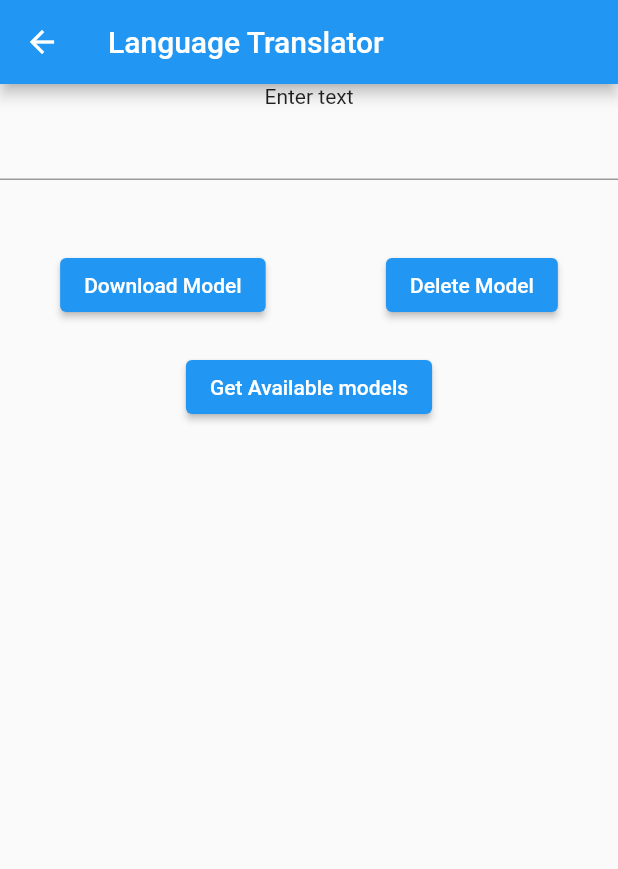
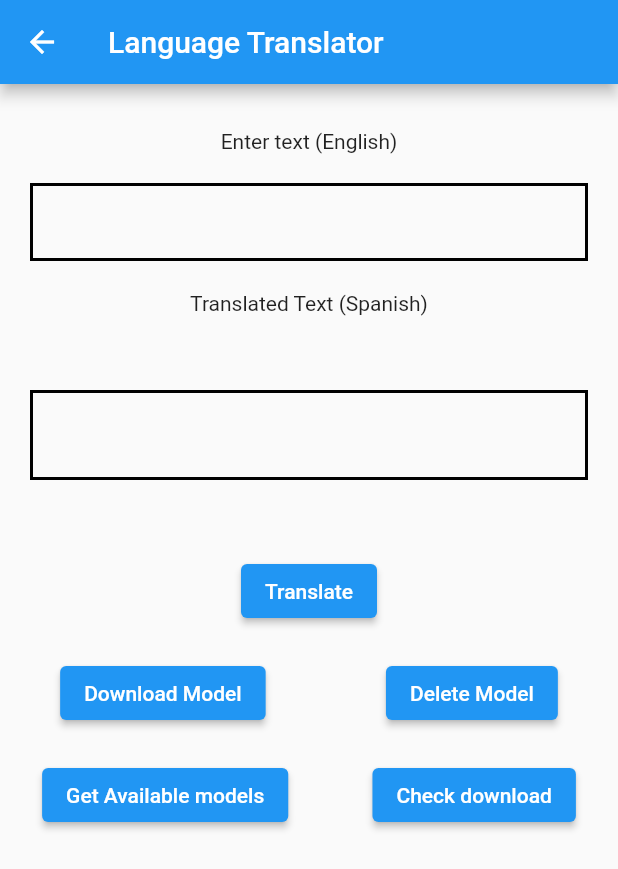
Before and after one commit to flutter-ml/google_ml_kit_flutter, a Flutter app: the LanguageTranslatorView screen opened directly, on a phone screen of 412 x 824 dp. Shown: the top 869 px of the screen. Run offline on Flutter 3.47's test engine with Material 2 defaults, Android fonts, the phone set to English and light mode, and no system bars; our stand-ins replace camera, image_picker.

Commit message:
finalize on-device translation and example

````diff
--- a/example/lib/NlpDetectorViews/language_translator.dart
+++ /dev/null
@@ -1,73 +0,0 @@
-import 'package:flutter/material.dart';
-import 'package:google_ml_kit/google_ml_kit.dart';
-
-class LanguageTranslatorView extends StatefulWidget {
-  @override
-  _LanguageTranslatorViewState createState() => _LanguageTranslatorViewState();
-}
-
-class _LanguageTranslatorViewState extends State<LanguageTranslatorView> {
-  var _translatedText = '';
-  var _controller = TextEditingController();
-
-  TranslateLanguageModelManager _languageModelManager =
-      GoogleMlKit.nlp.translateLanguageModelManager();
-
-  Future<void> downloadModel() async {
-    var result =
-        await _languageModelManager.downloadModel('it', isWifiRequired: false);
-    print(result);
-    await _languageModelManager.downloadModel('ja', isWifiRequired: false);
-  }
-
-  Future<void> deleteModel() async {
-    var result = await _languageModelManager.deleteModel('es');
-    print(result);
-    result = await _languageModelManager.deleteModel('en');
-    print(result);
-  }
-
-  Future<void> getAvailableModels() async {
-    var result = await _languageModelManager.getAvailableModels();
-    print(result);
-  }
-
-  @override
-  Widget build(BuildContext context) {
-    return SafeArea(
-      child: Scaffold(
-        appBar: AppBar(
-          title: const Text("Language Translator"),
-        ),
-        body: Column(
-          children: [
-            const Text('Enter text'),
-            TextField(
-              controller: _controller,
-              maxLines: null,
-            ),
-            const SizedBox(
-              height: 30,
-            ),
-            Text(_translatedText),
-            Row(
-              mainAxisAlignment: MainAxisAlignment.spaceAround,
-              children: [
-                ElevatedButton(
-                    onPressed: downloadModel, child: Text('Download Model')),
-                ElevatedButton(
-                    onPressed: deleteModel, child: Text('Delete Model')),
-              ],
-            ),
-            SizedBox(height: 20),
-            Row(mainAxisAlignment: MainAxisAlignment.center, children: [
-              ElevatedButton(
-                  onPressed: getAvailableModels,
-                  child: Text('Get Available models'))
-            ])
-          ],
-        ),
-      ),
-    );
-  }
-}
--- /dev/null
+++ b/example/lib/NlpDetectorViews/language_translator_view.dart
@@ -0,0 +1,125 @@
+import 'package:flutter/material.dart';
+import 'package:google_ml_kit/google_ml_kit.dart';
+
+class LanguageTranslatorView extends StatefulWidget {
+  @override
+  _LanguageTranslatorViewState createState() => _LanguageTranslatorViewState();
+}
+
+class _LanguageTranslatorViewState extends State<LanguageTranslatorView> {
+  var _translatedText = '';
+  var _controller = TextEditingController();
+
+  final _languageModelManager = GoogleMlKit.nlp.translateLanguageModelManager();
+
+  final _onDeviceTranslator = GoogleMlKit.nlp.onDeviceTranslator(
+      sourceLanguage: TranslateLanguage.ENGLISH,
+      targetLanguage: TranslateLanguage.SPANISH);
+
+  @override
+  void dispose() {
+    _onDeviceTranslator.close();
+    super.dispose();
+  }
+
+  Future<void> downloadModel() async {
+    var result = await _languageModelManager.downloadModel('en');
+    print(result);
+    await _languageModelManager.downloadModel('es');
+  }
+
+  Future<void> deleteModel() async {
+    var result = await _languageModelManager.deleteModel('es');
+    print(result);
+    result = await _languageModelManager.deleteModel('ja');
+    print(result);
+  }
+
+  Future<void> getAvailableModels() async {
+    var result = await _languageModelManager.getAvailableModels();
+    print(result);
+  }
+
+  Future<void> isModelDownloaded() async {
+    var result = await _languageModelManager.isModelDownloaded('es');
+    print('Model download: $result');
+  }
+
+  Future<void> translateText() async {
+    var result = await _onDeviceTranslator.translateText(_controller.text);
+    setState(() {
+      _translatedText = result;
+    });
+  }
+
+  @override
+  Widget build(BuildContext context) {
+    return SafeArea(
+      child: Scaffold(
+        appBar: AppBar(
+          title: const Text("Language Translator"),
+        ),
+        body: ListView(
+          children: [
+            const SizedBox(
+              height: 30,
+            ),
+            const Center(child: const Text('Enter text (English)')),
+            Padding(
+              padding: const EdgeInsets.all(20.0),
+              child: Container(
+                padding: EdgeInsets.symmetric(horizontal: 20),
+                decoration: BoxDecoration(
+                    border: Border.all(
+                  width: 2,
+                )),
+                child: TextField(
+                  controller: _controller,
+                  decoration: InputDecoration(border: InputBorder.none),
+                  maxLines: null,
+                ),
+              ),
+            ),
+            const Center(child: const Text('Translated Text (Spanish)')),
+            const SizedBox(
+              height: 30,
+            ),
+            Padding(
+              padding: const EdgeInsets.all(20.0),
+              child: Container(
+                  width: MediaQuery.of(context).size.width / 1.3,
+                  padding: EdgeInsets.all(20),
+                  decoration: BoxDecoration(
+                      border: Border.all(
+                    width: 2,
+                  )),
+                  child: Text(_translatedText)),
+            ),
+            const SizedBox(height: 30),
+            Row(mainAxisAlignment: MainAxisAlignment.center, children: [
+              ElevatedButton(onPressed: translateText, child: Text('Translate'))
+            ]),
+            const SizedBox(height: 20),
+            Row(
+              mainAxisAlignment: MainAxisAlignment.spaceAround,
+              children: [
+                ElevatedButton(
+                    onPressed: downloadModel, child: Text('Download Model')),
+                ElevatedButton(
+                    onPressed: deleteModel, child: Text('Delete Model')),
+              ],
+            ),
+            SizedBox(height: 20),
+            Row(mainAxisAlignment: MainAxisAlignment.spaceAround, children: [
+              ElevatedButton(
+                  onPressed: getAvailableModels,
+                  child: Text('Get Available models')),
+              ElevatedButton(
+                  onPressed: isModelDownloaded, child: Text('Check download'))
+            ])
+          ],
+        ),
+      ),
+    );
+  }
+}
--- a/example/lib/main.dart
+++ b/example/lib/main.dart
@@ -1,3 +1,6 @@
+import 'package:camera/camera.dart';
+import 'package:google_ml_kit_example/NlpDetectorViews/language_translator_view.dart';
+
 import 'NlpDetectorViews/language_identifier_view.dart';
 import 'VisionDetectorViews/detector_views.dart';
 import 'package:flutter/material.dart';
@@ -53,6 +56,7 @@ class Home extends StatelessWidget {
                 title: const Text("NLP Api's"),
                 children: [
                   CustomCard('Language Identifier', LanguageIdentifierView()),
+                  CustomCard('Language Translator', LanguageTranslatorView())
                 ],
               )
             ],
--- a/lib/src/nlp/NaturalLanguage.dart
+++ b/lib/src/nlp/NaturalLanguage.dart
@@ -15,7 +15,7 @@ class NaturalLanguage {
   }
 
   OnDeviceTranslator onDeviceTranslator(
-      String sourceLanguage, String targetLanguage) {
+      {required String sourceLanguage, required String targetLanguage}) {
     return OnDeviceTranslator._(sourceLanguage, targetLanguage);
   }
 
--- a/lib/src/nlp/OnDeviceTranslation.dart
+++ b/lib/src/nlp/OnDeviceTranslation.dart
@@ -1,10 +1,16 @@
 part of 'NaturalLanguage.dart';
 
+/// Creating an instance of [OnDeviceTranslator]
+/// ```
+/// final _onDeviceTranslator = GoogleMlKit.nlp.onDeviceTranslator(
+///      sourceLanguage: TranslateLanguage.ENGLISH,
+///      targetLanguage: TranslateLanguage.SPANISH);
+/// ```
 class OnDeviceTranslator {
-  final String sourceLanguage;
-  final String targetLanguage;
+  final String _sourceLanguage;
+  final String _targetLanguage;
 
-  OnDeviceTranslator._(this.sourceLanguage, this.targetLanguage);
+  OnDeviceTranslator._(this._sourceLanguage, this._targetLanguage);
   bool _isOpened = false;
   bool _isClosed = false;
 
@@ -14,8 +20,8 @@ class OnDeviceTranslator {
     final result = await NaturalLanguage.channel.invokeMethod(
         'nlp#startLanguageTranslator', <String, dynamic>{
       "text": text,
-      "source": sourceLanguage,
-      "target": targetLanguage
+      "source": _sourceLanguage,
+      "target": _targetLanguage
     });
 
     return result.toString();
@@ -30,16 +36,26 @@ class OnDeviceTranslator {
   }
 }
 
+/// Creating instance of [TranslateLanguageModelManager]
+/// ```
+/// final _onDeviceTranslator = GoogleMlKit.nlp
+///      .onDeviceTranslator(sourceLanguage: TranslateLanguage.ENGLISH,
+///       targetLanguage: TranslateLanguage.SPANISH);
+/// ```
 class TranslateLanguageModelManager {
   TranslateLanguageModelManager._();
 
-  Future<String> isModelDownloaded(String modelTag) async {
+  /// Checks whether a model is downloaded or not.
+  Future<bool> isModelDownloaded(String modelTag) async {
     final result = await NaturalLanguage.channel.invokeMethod(
         "nlp#startLanguageModelManager",
-        <String, dynamic>{"task": "isDownloaded", "model": modelTag});
-    return result.toString();
+        <String, dynamic>{"task": "check", "model": modelTag});
+    return result as bool;
   }
 
+  /// Downloads a model.
+  /// Returns `success` if model downloads succesfully or model is already downloaded.
+  /// On failing to dowload it throws an error.
   Future<String> downloadModel(String modelTag,
       {bool isWifiRequired = true}) async {
     final result = await NaturalLanguage.channel.invokeMethod(
@@ -51,6 +67,8 @@ class TranslateLanguageModelManager {
     return result.toString();
   }
 
+  /// Deletes a model.
+  /// Returns `success` if model is delted successfully or model is not present.
   Future<String> deleteModel(String modelTag) async {
     final result = await NaturalLanguage.channel
         .invokeMethod("nlp#startLanguageModelManager", <String, dynamic>{
@@ -60,6 +78,8 @@ class TranslateLanguageModelManager {
     return result.toString();
   }
 
+  /// Returns a list of all downloaded models.
+  /// These are `BCP-47` tags.
   Future<List<String>> getAvailableModels() async {
     final result = await NaturalLanguage.channel
         .invokeMethod("nlp#startLanguageModelManager", <String, dynamic>{
@@ -74,3 +94,66 @@ class TranslateLanguageModelManager {
     return _languages;
   }
 }
+
+/// Class containg all supported languages and their BCP-47 tags.
+class TranslateLanguage {
+  static const AFRIKAANS = "af";
+  static const ALBANIAN = "sq";
+  static const ARABIC = "ar";
+  static const BELARUSIAN = "be";
+  static const BENGALI = "bn";
+  static const BULGARIAN = "bg";
+  static const CATALAN = "ca";
+  static const CHINESE = "zh";
+  static const CROATIAN = "hr";
+  static const CZECH = "cs";
+  static const DANISH = "da";
+  static const DUTCH = "nl";
+  static const ENGLISH = "en";
+  static const ESPERANTO = "eo";
+  static const ESTONIAN = "et";
+  static const FINNISH = "fi";
+  static const FRENCH = "fr";
+  static const GALICIAN = "gl";
+  static const GEORGIAN = "ka";
+  static const GERMAN = "de";
+  static const GREEK = "el";
+  static const GUJARATI = "gu";
+  static const HAITIAN_CREOLE = "ht";
+  static const HEBREW = "he";
+  static const HINDI = "hi";
+  static const HUNGARIAN = "hu";
+  static const ICELANDIC = "is";
+  static const INDONESIAN = "id";
+  static const IRISH = "ga";
+  static const ITALIAN = "it";
+  static const JAPANESE = "ja";
+  static const KANNADA = "kn";
+  static const KOREAN = "ko";
+  static const LATVIAN = "lv";
+  static const LITHUANIAN = "lt";
+  static const MACEDONIAN = "mk";
+  static const MALAY = "ms";
+  static const MALTESE = "mt";
+  static const MARATHI = "mr";
+  static const NORWEGIAN = "no";
+  static const PERSIAN = "fa";
+  static const POLISH = "pl";
+  static const PORTUGUESE = "pt";
+  static const ROMANIAN = "ro";
+  static const RUSSIAN = "ru";
+  static const SLOVAK = "sk";
+  static const SLOVENIAN = "sl";
+  static const SPANISH = "es";
+  static const SWAHILI = "sw";
+  static const SWEDISH = "sv";
+  static const TAGALOG = "tl";
+  static const TAMIL = "ta";
+  static const TELUGU = "te";
+  static const THAI = "th";
+  static const TURKISH = "tr";
+  static const UKRAINIAN = "uk";
+  static const URDU = "ur";
+  static const VIETNAMESE = "vi";
+  static const WELSH = "cy";
+}
````
Also changed, not shown: example/pubspec.lock, pubspec.lock, 5 other files.
